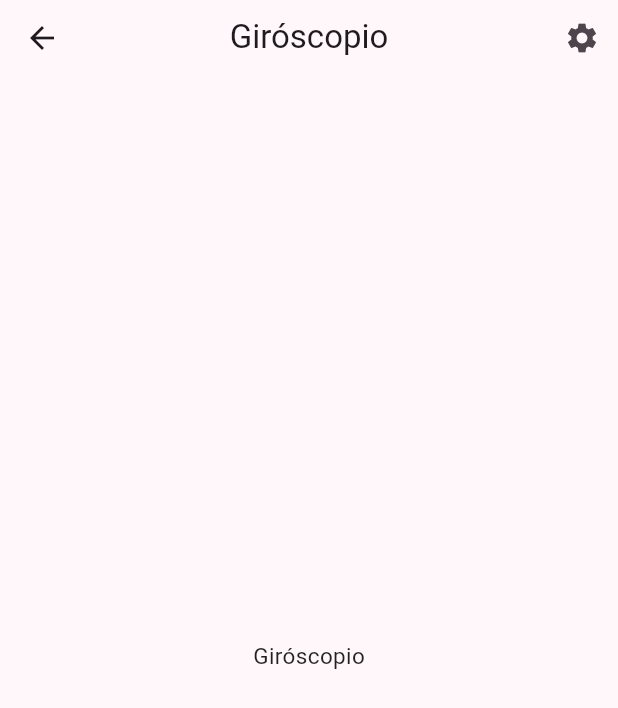
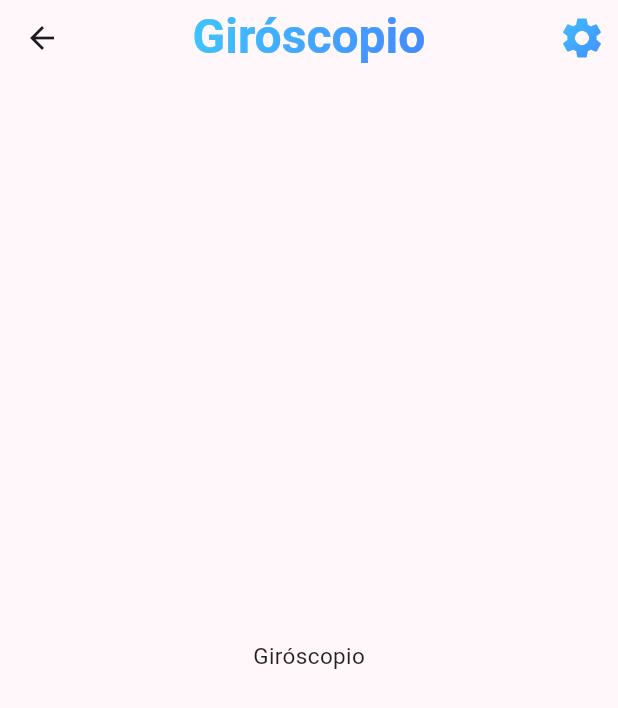
Before and after one commit to Mackneto66/permisos_app, a Flutter app: the screen it shows after launch, after a tap on "Giróscopio", on a phone screen of 412 x 824 dp. Shown: the top 708 px of the screen. Run offline on Flutter 3.47's test engine with Material 3 defaults, Android fonts, the phone set to English and light mode, and no system bars; our stand-ins replace flutter_riverpod, go_router, permission_handler; Roboto replaces fonts that are missing (RobotoMono).

Commit message:
feat: Refactor and enhance Custom AppBar with gradient effects and fonts
- Replaced `sliver_appbar_widget` with a more modular `app_bar_custom_widget` for a standard AppBar.
- Extracted AppBar title logic into `TitleAppBarWidget` to apply consistent gradient styling and 'RobotoMono' font.
- Extracted AppBar settings icon logic into `IconSettingsWidget` to apply consistent gradient styling.
- Applied gradient effects to AppBar title and settings icon for visual coherence.
- Ensured all relevant screens use the new `AppBarCustomWidget`.
- Updated widget exports in `lib/presentation/widgets/widget.dart`.

```diff
--- a/lib/presentation/screens/home/home_screen.dart
+++ b/lib/presentation/screens/home/home_screen.dart
@@ -10,7 +10,7 @@ class HomeScreen extends StatelessWidget {
       child: Scaffold(
         body: CustomScrollView(
           slivers: [
-            SliverAppBarCustomWidget(title: Text('Home')),
+            SliverAppBarCustomWidget(title: 'Home'),
             SliverPadding(
               padding: const EdgeInsets.symmetric(horizontal: 24.0, vertical: 16),
               sliver: const MainMenuWidget(),
--- a/lib/presentation/screens/permission/permisions_screen.dart
+++ b/lib/presentation/screens/permission/permisions_screen.dart
@@ -10,7 +10,7 @@ class PermisionsScreen extends StatelessWidget {
     return Scaffold(
       appBar: AppBarCustomWidget(
         showSettings: false,
-        child: const Text('Permisos'),),
+        title: 'Permisos',),
       body: const PermissionsView(),
     );
   }
--- a/lib/presentation/screens/sensors/accelerometer_screen.dart
+++ b/lib/presentation/screens/sensors/accelerometer_screen.dart
@@ -7,7 +7,7 @@ class AcelerometerScreen extends StatelessWidget {
   @override
   Widget build(BuildContext context) {
     return Scaffold(
-      appBar: AppBarCustomWidget(child: const Text('Acelerómetro')),
+      appBar: AppBarCustomWidget(title: 'Acelerómetro'),
       body:Center(child: Text('Acelerómetro')),
     );
   }
--- a/lib/presentation/screens/sensors/compass_screen.dart
+++ b/lib/presentation/screens/sensors/compass_screen.dart
@@ -7,7 +7,7 @@ class CompassScreen extends StatelessWidget {
   @override
   Widget build(BuildContext context) {
     return Scaffold(
-      appBar: AppBarCustomWidget(child: const Text('Brújula')),
+      appBar: AppBarCustomWidget(title: 'Brújula'),
       body: Center(child: Text('Brújula')),
     );
   }
--- a/lib/presentation/screens/sensors/gyroscope_ball_screen.dart
+++ b/lib/presentation/screens/sensors/gyroscope_ball_screen.dart
@@ -7,7 +7,7 @@ class GyroscopeBallScreen extends StatelessWidget {
   @override
   Widget build(BuildContext context) {
     return Scaffold(
-      appBar: AppBarCustomWidget(child: const Text('Giróscopio ball')),
+      appBar: AppBarCustomWidget(title: 'Giróscopio ball'),
       body: Center(child: Text('Giróscopio ball')),
     );
   }
--- a/lib/presentation/screens/sensors/gyroscope_screen.dart
+++ b/lib/presentation/screens/sensors/gyroscope_screen.dart
@@ -7,7 +7,7 @@ class GyroscopeScreen extends StatelessWidget {
   @override
   Widget build(BuildContext context) {
     return Scaffold(
-      appBar: AppBarCustomWidget(child: const Text('Giróscopio')),
+      appBar: AppBarCustomWidget(title:'Giróscopio'),
       body: Center(child: Text('Giróscopio')),
     );
   }
--- a/lib/presentation/screens/sensors/magnetometer_screen.dart
+++ b/lib/presentation/screens/sensors/magnetometer_screen.dart
@@ -7,7 +7,7 @@ class MagnetometerScreen extends StatelessWidget {
   @override
   Widget build(BuildContext context) {
     return Scaffold(
-      appBar: AppBarCustomWidget(child: const Text('Magnetómetro')),
+      appBar: AppBarCustomWidget(title: 'Magnetómetro'),
       body: Center(child: Text('Magnetómetro')),
     );
   }
--- a/lib/presentation/widgets/app_bar_custom/app_bar_custom_widget.dart
+++ b/lib/presentation/widgets/app_bar_custom/app_bar_custom_widget.dart
@@ -1,31 +1,30 @@
 import 'package:flutter/material.dart';
-import 'package:go_router/go_router.dart';
+import 'package:permisos_app/presentation/widgets/widget.dart';
 
 class AppBarCustomWidget extends PreferredSize {
-  const AppBarCustomWidget({
+  AppBarCustomWidget({
     super.key,
     super.preferredSize = const Size.fromHeight(50),
     this.showSettings = true,
-    required super.child,
-  });
+    this.bgColors = const [Colors.lightBlueAccent, Colors.blueAccent],
+    required this.title,
+  }) : super(
+            child: AppBar(
+          title: TitleAppBarWidget(bgColors: bgColors, title: title),
+          centerTitle: true,
+          actions: [
+            Visibility(
+              visible: showSettings,
+              child: IconSettingsWidget(bgColors: bgColors),
+            ),
+          ],
+        ));
+  final String title;
   final bool showSettings;
+  final List<Color> bgColors;
 
   @override
   Widget build(BuildContext context) {
-    return AppBar(
-      title: child,
-      centerTitle: true,
-      actions: [
-        Visibility(
-          visible: showSettings,
-          child: IconButton(
-            icon: const Icon(Icons.settings),
-            onPressed: () {
-              context.push('/permisos');
-            },
-          ),
-        ),
-      ],
-    );
+    return super.child;
   }
 }
--- a/lib/presentation/widgets/app_bar_custom/sliver_appbar_widget.dart
+++ b/lib/presentation/widgets/app_bar_custom/sliver_appbar_widget.dart
@@ -1,27 +1,27 @@
 
 import 'package:flutter/material.dart';
 import 'package:go_router/go_router.dart';
+import 'package:permisos_app/presentation/widgets/widget.dart';
 
 class SliverAppBarCustomWidget extends StatelessWidget {
   const SliverAppBarCustomWidget({
     required this.title,
+    this.bgColors = const [Colors.lightBlueAccent, Colors.blueAccent],
     super.key,
   });
 
-  final Text title;
+  final String title;
+  final List<Color> bgColors;
 
   @override
   Widget build(BuildContext context) {
     return SliverAppBar(
-      title: title,
+      title: TitleAppBarWidget(bgColors: bgColors, title: title),
+      /* backgroundColor: Colors.black, */
+      elevation: 5,
       centerTitle: true,
       actions: [
-        IconButton(
-          icon: const Icon(Icons.settings),
-          onPressed: () {
-            context.push('/permisos');
-          },
-        ),
+        IconSettingsWidget(bgColors: bgColors)
       ],
     );
   }
--- a/lib/presentation/widgets/home/menu_item_widget.dart
+++ b/lib/presentation/widgets/home/menu_item_widget.dart
@@ -8,7 +8,8 @@ class MenuItemWidget extends StatelessWidget {
     required this.title,
     required this.route,
     required this.icon,
-    this.bgColors = const [Colors.lightBlueAccent, Colors.blueAccent], required MenuItem item,
+    this.bgColors = const [Colors.lightBlueAccent, Colors.blueAccent],
+    required MenuItem item,
   });
   final String title, route;
   final IconData icon;
--- /dev/null
+++ b/lib/presentation/widgets/shared/appbar/icon_settings_widget.dart
@@ -0,0 +1,33 @@
+import 'package:flutter/material.dart';
+import 'package:go_router/go_router.dart';
+
+class IconSettingsWidget extends StatelessWidget {
+  const IconSettingsWidget({
+    super.key,
+    required this.bgColors,
+  });
+
+  final List<Color> bgColors;
+
+  @override
+  Widget build(BuildContext context) {
+    return IconButton(
+      icon: ShaderMask(
+          shaderCallback: (bounds) {
+            return LinearGradient(
+              colors: bgColors,
+              begin: Alignment.topLeft,
+              end: Alignment.bottomRight,
+            ).createShader(bounds);
+          },
+          child: const Icon(
+            Icons.settings,
+            color: Colors.white,
+            size: 32,
+          )),
+      onPressed: () {
+        context.push('/permisos');
+      },
+    );
+  }
+}
--- /dev/null
+++ b/lib/presentation/widgets/shared/appbar/title_app_bar_widget.dart
@@ -0,0 +1,28 @@
+import 'package:flutter/material.dart';
+
+class TitleAppBarWidget extends StatelessWidget {
+  const TitleAppBarWidget({
+    super.key,
+    required this.bgColors,
+    required this.title,
+  });
+
+  final List<Color> bgColors;
+  final String title;
+
+  @override
+  Widget build(BuildContext context) {
+    return ShaderMask(
+      shaderCallback: (bounds) {
+        return LinearGradient(
+          colors: bgColors,
+          begin: Alignment.topLeft,
+          end: Alignment.bottomRight,
+        ).createShader(bounds);
+      },
+      child: Text(title,
+          style: const TextStyle(
+              color: Colors.white, fontSize: 32, fontWeight: FontWeight.bold, fontFamily: 'RobotoMono')),
+    );
+  }
+}
--- a/lib/presentation/widgets/widget.dart
+++ b/lib/presentation/widgets/widget.dart
@@ -3,3 +3,5 @@ export './app_bar_custom/sliver_appbar_widget.dart';
 export './dialogs/alert_dialog_widget.dart';
 export './home/menu_item_widget.dart';
 export './shared/main_menu_widget.dart';
+export './shared/appbar/icon_settings_widget.dart';
+export './shared/appbar/title_app_bar_widget.dart';
```
